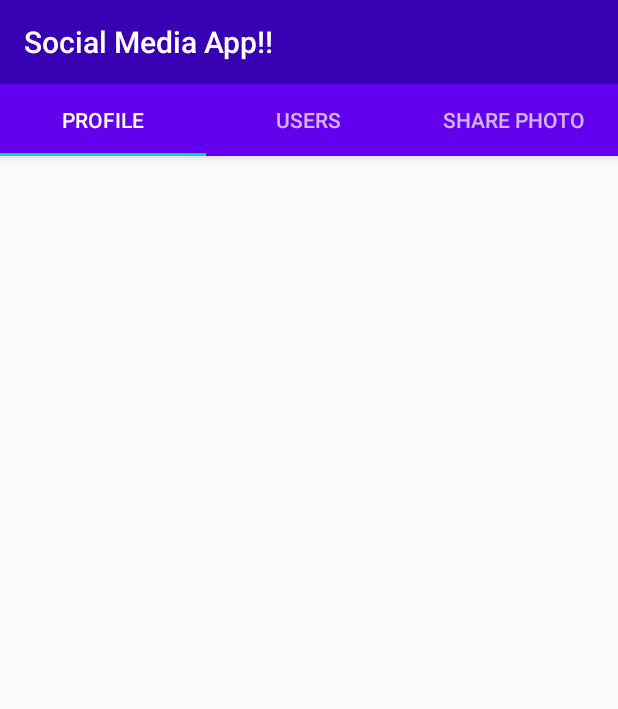
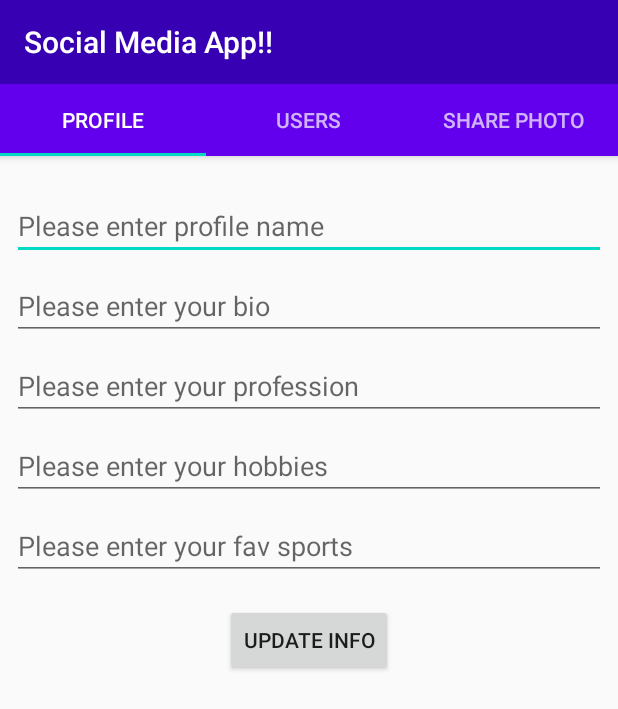
Before and after one commit to deepakn89/InstagramClone, an Android app: the ProfileTab screen opened directly, with no data from a screen before it, on a phone screen of 412 x 824 dp. Shown: the top 709 px of the screen. Run offline under Robolectric (Android 15) with nearby library versions, the phone set to English and light mode, and no system bars; libraries missing offline, so code that uses them is left out: com.parse, com.shashank.sony; 9 statements that could not run were skipped.

Commit message:
Implemented Users Tab.

```diff
--- a/app/src/main/AndroidManifest.xml
+++ b/app/src/main/AndroidManifest.xml
@@ -4,6 +4,7 @@
 
     <uses-permission android:name="android.permission.ACCESS_NETWORK_STATE" />
     <uses-permission android:name="android.permission.INTERNET" />
+    <uses-permission android:name="android.permission.READ_EXTERNAL_STORAGE"/>
 
     <application
         android:name=".App"
@@ -19,7 +20,6 @@
         <activity android:name=".SignUp">
             <intent-filter>
                 <action android:name="android.intent.action.MAIN" />
-
                 <category android:name="android.intent.category.LAUNCHER" />
             </intent-filter>
         </activity>
--- a/app/src/main/java/com/dnagaraj/myapplication/ProfileTab.java
+++ b/app/src/main/java/com/dnagaraj/myapplication/ProfileTab.java
@@ -7,58 +7,94 @@ import androidx.fragment.app.Fragment;
 import android.view.LayoutInflater;
 import android.view.View;
 import android.view.ViewGroup;
+import android.widget.Button;
+import android.widget.EditText;
 
-/**
- * A simple {@link Fragment} subclass.
- * Use the {@link ProfileTab#newInstance} factory method to
- * create an instance of this fragment.
- */
+import com.parse.ParseException;
+import com.parse.ParseUser;
+import com.parse.SaveCallback;
+import com.shashank.sony.fancytoastlib.FancyToast;
+
+
 public class ProfileTab extends Fragment {
 
-    // TODO: Rename parameter arguments, choose names that match
-    // the fragment initialization parameters, e.g. ARG_ITEM_NUMBER
-    private static final String ARG_PARAM1 = "param1";
-    private static final String ARG_PARAM2 = "param2";
-
-    // TODO: Rename and change types of parameters
-    private String mParam1;
-    private String mParam2;
+    private EditText etProfileName,etBio,etProfession,etHobbies,etFavSports;
+    Button btnUpdateInfo;
 
     public ProfileTab() {
         // Required empty public constructor
-    }
-
-    /**
-     * Use this factory method to create a new instance of
-     * this fragment using the provided parameters.
-     *
-     * @param param1 Parameter 1.
-     * @param param2 Parameter 2.
-     * @return A new instance of fragment ProfileTab.
-     */
-    // TODO: Rename and change types and number of parameters
-    public static ProfileTab newInstance(String param1, String param2) {
-        ProfileTab fragment = new ProfileTab();
-        Bundle args = new Bundle();
-        args.putString(ARG_PARAM1, param1);
-        args.putString(ARG_PARAM2, param2);
-        fragment.setArguments(args);
-        return fragment;
-    }
-
-    @Override
-    public void onCreate(Bundle savedInstanceState) {
-        super.onCreate(savedInstanceState);
-        if (getArguments() != null) {
-            mParam1 = getArguments().getString(ARG_PARAM1);
-            mParam2 = getArguments().getString(ARG_PARAM2);
-        }
     }
 
     @Override
     public View onCreateView(LayoutInflater inflater, ViewGroup container,
                              Bundle savedInstanceState) {
         // Inflate the layout for this fragment
-        return inflater.inflate(R.layout.fragment_profile_tab, container, false);
+        View view= inflater.inflate(R.layout.fragment_profile_tab, container, false);
+
+        etProfileName=view.findViewById(R.id.etProfileName);
+        etBio=view.findViewById(R.id.etBio);
+        etProfession=view.findViewById(R.id.etProfession);
+        etHobbies=view.findViewById(R.id.etHobbies);
+        etFavSports=view.findViewById(R.id.etFavSport);
+
+        btnUpdateInfo=view.findViewById(R.id.btnUpdateInfo);
+
+        final ParseUser parseUser=ParseUser.getCurrentUser();
+
+        if(parseUser.get("ProfileName")==null){
+            etProfileName.setText("");
+        }else {
+            etProfileName.setText(parseUser.get("ProfileName").toString());
+        }
+
+        if(parseUser.get("Bio")==null){
+            etBio.setText("");
+        }else {
+            etBio.setText(parseUser.get("Bio").toString());
+        }
+
+        if(parseUser.get("Profession")==null){
+            etProfession.setText("");
+        }else {
+            etProfession.setText(parseUser.get("Profession").toString());
+        }
+
+        if(parseUser.get("Hobbies")==null){
+            etHobbies.setText("");
+        }else {
+            etHobbies.setText(parseUser.get("Hobbies").toString());
+        }
+
+        if(parseUser.get("FavSports")==null){
+            etFavSports.setText("");
+        }else {
+            etFavSports.setText(parseUser.get("FavSports").toString());
+        }
+
+        btnUpdateInfo.setOnClickListener(new View.OnClickListener() {
+            @Override
+            public void onClick(View v) {
+                parseUser.put("ProfileName",etProfileName.getText().toString());
+                parseUser.put("Bio",etBio.getText().toString());
+                parseUser.put("Profession",etProfession.getText().toString());
+                parseUser.put("Hobbies",etHobbies.getText().toString());
+                parseUser.put("FavSports",etFavSports.getText().toString());
+
+                parseUser.saveInBackground(new SaveCallback() {
+                    @Override
+                    public void done(ParseException e) {
+                        if(e==null){
+                            FancyToast.makeText(getActivity(), "Info saved successfully",
+                                    FancyToast.LENGTH_SHORT, FancyToast.SUCCESS, true).show();
+                        }else{
+                            FancyToast.makeText(getActivity(), e.getMessage(),
+                                    FancyToast.LENGTH_SHORT, FancyToast.ERROR, true).show();
+                        }
+                    }
+                });
+            }
+        });
+
+        return  view;
     }
 }
--- a/app/src/main/java/com/dnagaraj/myapplication/UsersTab.java
+++ b/app/src/main/java/com/dnagaraj/myapplication/UsersTab.java
@@ -7,58 +7,69 @@ import androidx.fragment.app.Fragment;
 import android.view.LayoutInflater;
 import android.view.View;
 import android.view.ViewGroup;
+import android.widget.ArrayAdapter;
+import android.widget.ListView;
+import android.widget.TextView;
 
-/**
- * A simple {@link Fragment} subclass.
- * Use the {@link UsersTab#newInstance} factory method to
- * create an instance of this fragment.
- */
+import com.parse.FindCallback;
+import com.parse.ParseException;
+import com.parse.ParseQuery;
+import com.parse.ParseUser;
+import com.shashank.sony.fancytoastlib.FancyToast;
+
+import java.util.ArrayList;
+import java.util.List;
+
 public class UsersTab extends Fragment {
-
-    // TODO: Rename parameter arguments, choose names that match
-    // the fragment initialization parameters, e.g. ARG_ITEM_NUMBER
-    private static final String ARG_PARAM1 = "param1";
-    private static final String ARG_PARAM2 = "param2";
-
-    // TODO: Rename and change types of parameters
-    private String mParam1;
-    private String mParam2;
+    private ListView listView;
+    private ArrayList arrayList;
+    private ArrayAdapter arrayAdapter;
 
     public UsersTab() {
         // Required empty public constructor
-    }
-
-    /**
-     * Use this factory method to create a new instance of
-     * this fragment using the provided parameters.
-     *
-     * @param param1 Parameter 1.
-     * @param param2 Parameter 2.
-     * @return A new instance of fragment UsersTab.
-     */
-    // TODO: Rename and change types and number of parameters
-    public static UsersTab newInstance(String param1, String param2) {
-        UsersTab fragment = new UsersTab();
-        Bundle args = new Bundle();
-        args.putString(ARG_PARAM1, param1);
-        args.putString(ARG_PARAM2, param2);
-        fragment.setArguments(args);
-        return fragment;
-    }
-
-    @Override
-    public void onCreate(Bundle savedInstanceState) {
-        super.onCreate(savedInstanceState);
-        if (getArguments() != null) {
-            mParam1 = getArguments().getString(ARG_PARAM1);
-            mParam2 = getArguments().getString(ARG_PARAM2);
-        }
     }
 
     @Override
     public View onCreateView(LayoutInflater inflater, ViewGroup container,
                              Bundle savedInstanceState) {
         // Inflate the layout for this fragment
-        return inflater.inflate(R.layout.fragment_users_tab, container, false);
+        View view= inflater.inflate(R.layout.fragment_users_tab, container, false);
+
+        listView=view.findViewById(R.id.usersListView);
+        arrayList=new ArrayList();
+        arrayAdapter=new ArrayAdapter(getContext(),android.R.layout.simple_list_item_1,arrayList);
+
+        final TextView txtLoadingUsers=view.findViewById(R.id.txtLoadingUsers);
+
+        ParseQuery<ParseUser> parseQuery=ParseUser.getQuery();
+
+        //Users display in listview should not be equal to current user
+        parseQuery.whereNotEqualTo("username",ParseUser.getCurrentUser().getUsername());
+
+        parseQuery.findInBackground(new FindCallback<ParseUser>() {
+            @Override
+            public void done(List<ParseUser> users, ParseException e) {
+                if(e==null){
+//                    FancyToast.makeText(getActivity(), "Info saved successfully",
+//                            FancyToast.LENGTH_SHORT, FancyToast.SUCCESS, true).show();
+                    if(users.size()>0){
+                        for(ParseUser user:users){
+                            arrayList.add(user.getUsername());
+                        }
+
+                        listView.setAdapter(arrayAdapter);
+                        txtLoadingUsers.animate().alpha(0).setDuration(2000);
+                        listView.setVisibility(View.VISIBLE);
+                    }
+
+                }else{
+                    FancyToast.makeText(getActivity(), e.getMessage(),
+                            FancyToast.LENGTH_SHORT, FancyToast.ERROR, true).show();
+
+                }
+            }
+        });
+
+        return view;
     }
 }
--- a/app/src/main/res/layout/fragment_profile_tab.xml
+++ b/app/src/main/res/layout/fragment_profile_tab.xml
@@ -1,9 +1,91 @@
 <?xml version="1.0" encoding="utf-8"?>
 <androidx.constraintlayout.widget.ConstraintLayout
     xmlns:android="http://schemas.android.com/apk/res/android"
+    xmlns:app="http://schemas.android.com/apk/res-auto"
     xmlns:tools="http://schemas.android.com/tools"
     android:layout_width="match_parent"
     android:layout_height="match_parent"
     tools:context=".ProfileTab">
 
+    <EditText
+        android:id="@+id/etProfileName"
+        android:layout_width="0dp"
+        android:layout_height="wrap_content"
+        android:layout_marginStart="8dp"
+        android:layout_marginTop="24dp"
+        android:layout_marginEnd="8dp"
+        android:ems="10"
+        android:hint="Please enter profile name"
+        android:inputType="textPersonName"
+        app:layout_constraintEnd_toEndOf="parent"
+        app:layout_constraintStart_toStartOf="parent"
+        app:layout_constraintTop_toTopOf="parent" />
+
+    <EditText
+        android:id="@+id/etBio"
+        android:layout_width="0dp"
+        android:layout_height="wrap_content"
+        android:layout_marginStart="8dp"
+        android:layout_marginTop="8dp"
+        android:layout_marginEnd="8dp"
+        android:ems="10"
+        android:hint="Please enter your bio"
+        android:inputType="textPersonName"
+        app:layout_constraintEnd_toEndOf="parent"
+        app:layout_constraintStart_toStartOf="parent"
+        app:layout_constraintTop_toBottomOf="@+id/etProfileName" />
+
+    <EditText
+        android:id="@+id/etProfession"
+        android:layout_width="0dp"
+        android:layout_height="wrap_content"
+        android:layout_marginStart="8dp"
+        android:layout_marginTop="8dp"
+        android:layout_marginEnd="8dp"
+        android:ems="10"
+        android:hint="Please enter your profession"
+        android:inputType="textPersonName"
+        app:layout_constraintEnd_toEndOf="parent"
+        app:layout_constraintStart_toStartOf="parent"
+        app:layout_constraintTop_toBottomOf="@+id/etBio" />
+
+    <EditText
+        android:id="@+id/etHobbies"
+        android:layout_width="0dp"
+        android:layout_height="wrap_content"
+        android:layout_marginStart="8dp"
+        android:layout_marginTop="8dp"
+        android:layout_marginEnd="8dp"
+        android:ems="10"
+        android:hint="Please enter your hobbies"
+        android:inputType="textPersonName"
+        app:layout_constraintEnd_toEndOf="parent"
+        app:layout_constraintStart_toStartOf="parent"
+        app:layout_constraintTop_toBottomOf="@+id/etProfession" />
+
+    <EditText
+        android:id="@+id/etFavSport"
+        android:layout_width="0dp"
+        android:layout_height="wrap_content"
+        android:layout_marginStart="8dp"
+        android:layout_marginTop="8dp"
+        android:layout_marginEnd="8dp"
+        android:ems="10"
+        android:hint="Please enter your fav sports"
+        android:inputType="textPersonName"
+        app:layout_constraintEnd_toEndOf="parent"
+        app:layout_constraintStart_toStartOf="parent"
+        app:layout_constraintTop_toBottomOf="@+id/etHobbies" />
+
+    <Button
+        android:id="@+id/btnUpdateInfo"
+        android:layout_width="wrap_content"
+        android:layout_height="wrap_content"
+        android:layout_marginStart="150dp"
+        android:layout_marginTop="16dp"
+        android:layout_marginEnd="150dp"
+        android:text="Update Info"
+        app:layout_constraintEnd_toEndOf="parent"
+        app:layout_constraintStart_toStartOf="parent"
+        app:layout_constraintTop_toBottomOf="@+id/etFavSport" />
 </androidx.constraintlayout.widget.ConstraintLayout>
```
Also changed, not shown: app/src/main/res/layout/fragment_users_tab.xml (+21 -0 lines).
